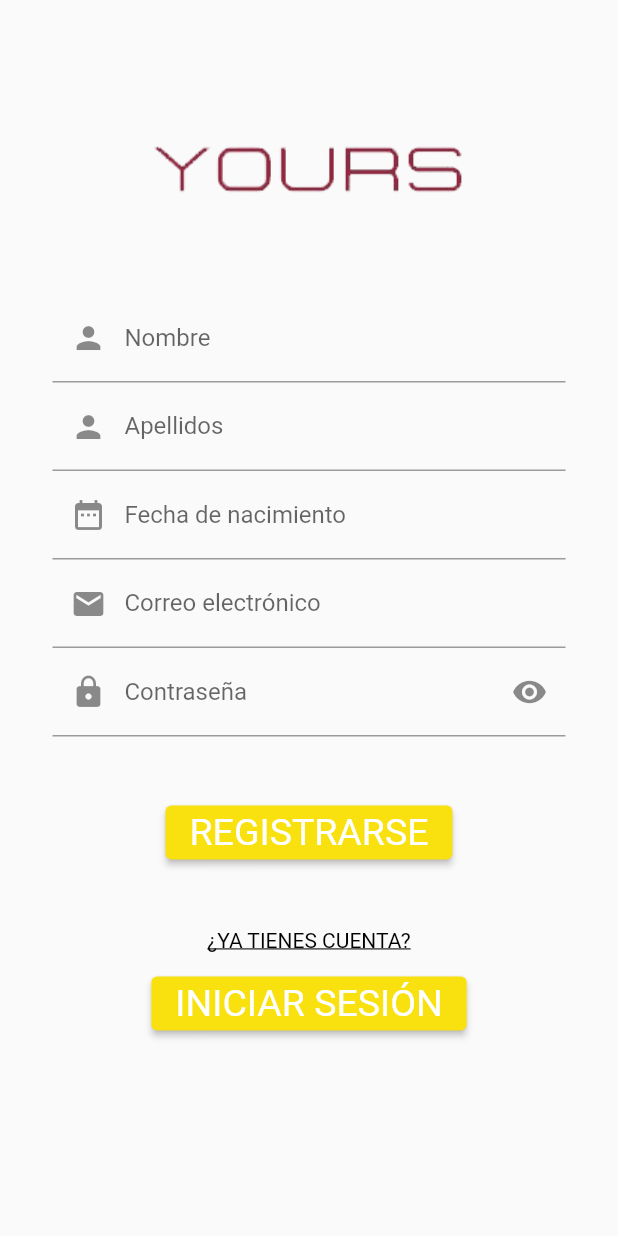
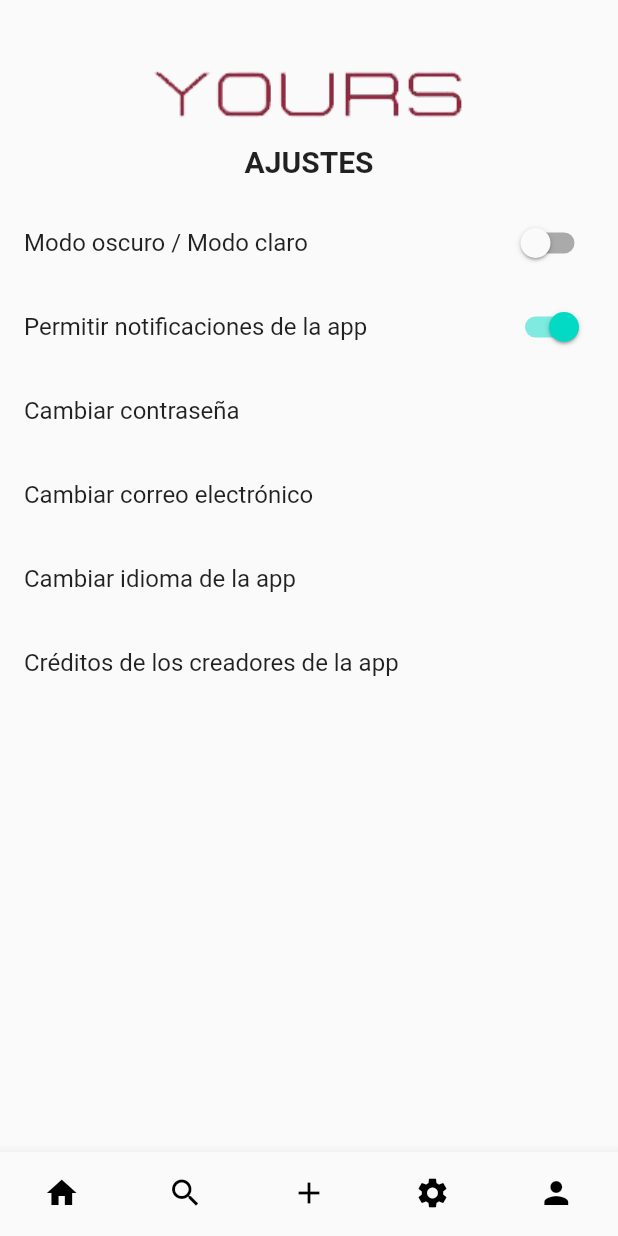
Before and after one commit to AdrianGavilanGomez/APP_YOURS, a Flutter app: the PantallaAddPost screen opened directly, item 4 of the bottom bar chosen, on a phone screen of 412 x 824 dp. Run offline on Flutter 3.47's test engine with Material 2 defaults, Android fonts, the light colour scheme and no system bars.

Commit message:
SettingsReady

```diff
--- a/lib/pantallaAddPost.dart
+++ b/lib/pantallaAddPost.dart
@@ -3,6 +3,7 @@ import 'package:app_yours/pantallaFeed.dart';
 import 'package:app_yours/pantallaLogin.dart';
 import 'package:app_yours/pantallaPerfil.dart';
 import 'package:app_yours/pantallaRegistro.dart';
+import 'package:app_yours/pantallaSettings.dart';
 import 'package:flutter/material.dart';
 
 class PantallaAddPost extends StatefulWidget {
@@ -63,7 +64,7 @@ class _PantallaAddPostState extends State<PantallaAddPost> {
       // Navegar a la pantalla Settings
         Navigator.push(
           context,
-          MaterialPageRoute(builder: (context) => PantallaRegistro()),
+          MaterialPageRoute(builder: (context) => PantallaSettings()),
         );
         break;
       case 4:
--- a/lib/pantallaFeed.dart
+++ b/lib/pantallaFeed.dart
@@ -2,15 +2,13 @@ import 'package:app_yours/main.dart';
 import 'package:app_yours/pantallaAddPost.dart';
 import 'package:app_yours/pantallaLogin.dart';
 import 'package:app_yours/pantallaPerfil.dart';
-<<<<<<< Updated upstream
 import 'package:app_yours/pantallaPerfilUsuario_dos.dart';
 import 'package:app_yours/pantallaPublicacionUsuario.dart';
 import 'package:app_yours/pantallaPublicacionUsuario_dos.dart';
 import 'package:app_yours/pantallaPublicacionUsuario_tres.dart';
-=======
 import 'package:app_yours/pantallaPublicacionUsuario.dart';
->>>>>>> Stashed changes
 import 'package:app_yours/pantallaRegistro.dart';
+import 'package:app_yours/pantallaSettings.dart';
 import 'package:flutter/material.dart';
 
 class PantallaFeed extends StatefulWidget {
@@ -57,7 +55,7 @@ class _PantallaFeedState extends State<PantallaFeed> {
       // Navegar a la pantalla Settings
         Navigator.push(
           context,
-          MaterialPageRoute(builder: (context) => PantallaPublicacionUsuario()),
+          MaterialPageRoute(builder: (context) => PantallaSettings()),
         );
         break;
       case 4:
--- a/lib/pantallaPerfil.dart
+++ b/lib/pantallaPerfil.dart
@@ -3,6 +3,7 @@ import 'package:app_yours/pantallaAddPost.dart';
 import 'package:app_yours/pantallaFeed.dart';
 import 'package:app_yours/pantallaLogin.dart';
 import 'package:app_yours/pantallaRegistro.dart';
+import 'package:app_yours/pantallaSettings.dart';
 import 'package:flutter/material.dart';
 
 
@@ -50,7 +51,7 @@ class _PantallaPerfilState extends State<PantallaPerfil> {
       // Navegar a la pantalla Settings
         Navigator.push(
           context,
-          MaterialPageRoute(builder: (context) => PantallaRegistro()),
+          MaterialPageRoute(builder: (context) => PantallaSettings()),
         );
         break;
       case 4:
--- a/lib/pantallaPublicacionUsuario.dart
+++ b/lib/pantallaPublicacionUsuario.dart
@@ -5,6 +5,7 @@ import 'package:app_yours/pantallaLogin.dart';
 import 'package:app_yours/pantallaPerfil.dart';
 import 'package:app_yours/pantallaPerfilUsuario.dart';
 import 'package:app_yours/pantallaRegistro.dart';
+import 'package:app_yours/pantallaSettings.dart';
 import 'package:flutter/material.dart';
 
 class PantallaPublicacionUsuario extends StatefulWidget {
@@ -51,7 +52,7 @@ class _PantallaPublicacionUsuarioState extends State<PantallaPublicacionUsuario>
       // Navegar a la pantalla Settings
         Navigator.push(
           context,
-          MaterialPageRoute(builder: (context) => PantallaRegistro()),
+          MaterialPageRoute(builder: (context) => PantallaSettings()),
         );
         break;
       case 4:
--- /dev/null
+++ b/lib/pantallaSettings.dart
@@ -0,0 +1,167 @@
+import 'package:app_yours/main.dart';
+import 'package:app_yours/pantallaAddPost.dart';
+import 'package:app_yours/pantallaFeed.dart';
+import 'package:app_yours/pantallaLogin.dart';
+import 'package:app_yours/pantallaPerfil.dart';
+import 'package:app_yours/pantallaRegistro.dart';
+import 'package:flutter/material.dart';
+
+class PantallaSettings extends StatefulWidget {
+  const PantallaSettings({Key? key}) : super(key: key);
+
+  @override
+  _PantallaSettingsState createState() => _PantallaSettingsState();
+}
+
+class _PantallaSettingsState extends State<PantallaSettings> {
+  bool _obscureText = true;
+
+  int _currentIndex = 0; // Índice inicial del BottomNavigationBar
+
+  void _navigateToScreen(int index) {
+    // Actualizar el índice actual y navegar a la pantalla correspondiente
+    setState(() {
+      _currentIndex = index;
+    });
+
+    switch (index) {
+      case 0:
+      // Navegar a la pantalla Home
+      Navigator.push(
+        context,
+        MaterialPageRoute(builder: (context) => PantallaFeed()),
+      );
+        break;
+      case 1:
+      // Navegar a la pantalla Search
+        Navigator.push(
+          context,
+          MaterialPageRoute(builder: (context) => PantallaLogin()),
+        );
+        break;
+      case 2:
+      // Navegar a la pantalla Add (pantalla actual)
+        Navigator.push(
+          context,
+          MaterialPageRoute(builder: (context) => PantallaAddPost()),
+        );
+        break;
+      case 3:
+      // Navegar a la pantalla Settings
+        Navigator.push(
+          context,
+          MaterialPageRoute(builder: (context) => PantallaRegistro()),
+        );
+        break;
+      case 4:
+      // Navegar a la pantalla Profile
+        Navigator.push(
+          context,
+          MaterialPageRoute(builder: (context) => PantallaPerfil()),
+        );
+        break;
+    }
+  }
+
+  @override
+  Widget build(BuildContext context) {
+    return Scaffold(
+      body: ListView(
+        padding: EdgeInsets.symmetric(vertical: 40),
+        children: [
+          Column(
+            mainAxisAlignment: MainAxisAlignment.center, // Centra verticalmente
+            crossAxisAlignment: CrossAxisAlignment.center, // Centra horizontalmente
+            children: [
+              Image.asset(
+                'assets/images/letras_yourss.png',
+              ),
+              const SizedBox(height: 10),
+              const Text(
+                'AJUSTES',
+                style: TextStyle(
+                  fontSize: 20,
+                  fontWeight: FontWeight.bold,
+                ),
+              ),
+            ],
+          ),
+          const SizedBox(height: 15),
+          ListTile(
+            title: const Text('Modo oscuro / Modo claro'),
+            trailing: Switch(
+              value: false, // Aquí debes manejar el estado del modo oscuro / claro
+              onChanged: (value) {
+                // Lógica para cambiar el estado del modo oscuro / claro
+              },
+            ),
+          ),
+          ListTile(
+            title: const Text('Permitir notificaciones de la app'),
+            trailing: Switch(
+              value: true, // Aquí debes manejar el estado de las notificaciones
+              onChanged: (value) {
+                // Lógica para cambiar el estado de las notificaciones
+              },
+            ),
+          ),
+          ListTile(
+            title: const Text('Cambiar contraseña'),
+            onTap: () {
+              // Navegar a la pantalla de cambio de contraseña
+            },
+          ),
+          ListTile(
+            title: const Text('Cambiar correo electrónico'),
+            onTap: () {
+              // Navegar a la pantalla de cambio de correo electrónico
+            },
+          ),
+          ListTile(
+            title: const Text('Cambiar idioma de la app'),
+            onTap: () {
+              // Navegar a la pantalla de cambio de idioma
+            },
+          ),
+          ListTile(
+            title: const Text('Créditos de los creadores de la app'),
+            onTap: () {
+              // Navegar a la pantalla de créditos
+            },
+          ),
+        ],
+      ),
+        bottomNavigationBar: BottomNavigationBar(
+          type: BottomNavigationBarType.fixed,
+          showSelectedLabels: false,
+          showUnselectedLabels: false,
+          selectedItemColor: Colors.black,
+          unselectedItemColor: Colors.black,
+          currentIndex: _currentIndex, // Establecer el índice actual
+          onTap: _navigateToScreen, // Llamar a la función al hacer clic
+          items: const <BottomNavigationBarItem>[
+            BottomNavigationBarItem(
+              icon: Icon(Icons.home),
+              label: '',
+            ),
+            BottomNavigationBarItem(
+              icon: Icon(Icons.search),
+              label: '',
+            ),
+            BottomNavigationBarItem(
+              icon: Icon(Icons.add),
+              label: '',
+            ),
+            BottomNavigationBarItem(
+              icon: Icon(Icons.settings),
+              label: '',
+            ),
+            BottomNavigationBarItem(
+              icon: Icon(Icons.person),
+              label: '',
+            ),
+          ],
+        )
+    );
+  }
+}
```
Also changed, not shown: assets/images/Imagen_galeria.png.
